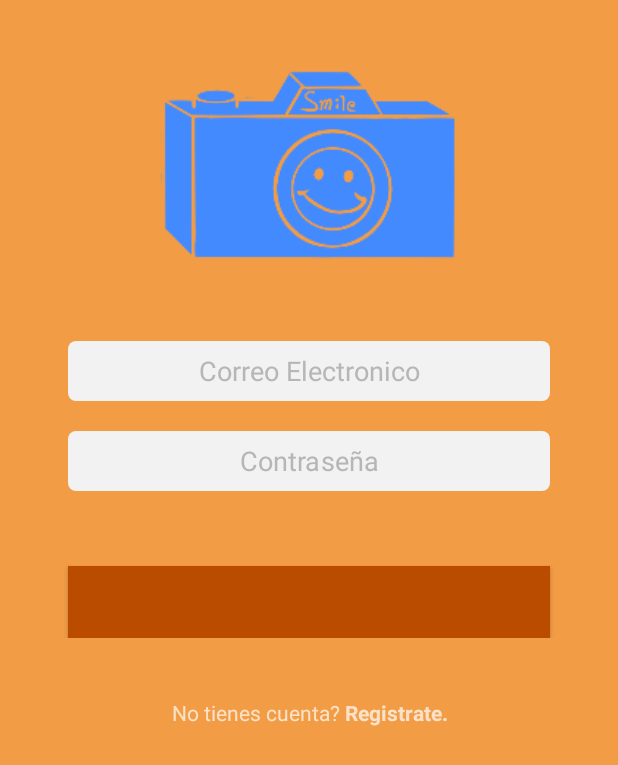
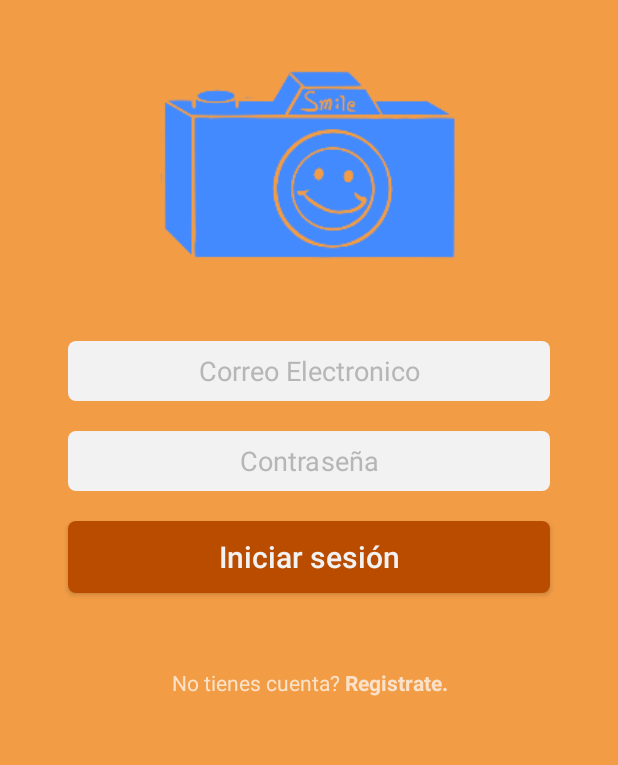
Before and after one commit to OscarOK/PhotoShare, an Android app: the screen it shows after launch (Login), on a phone screen of 412 x 824 dp. Shown: the top 765 px of the screen. Run offline under Robolectric (Android 15) with nearby library versions, the phone set to English and light mode, and no system bars.

Commit message:
Login Ready

```diff
--- a/app/src/main/res/drawable/btn_background.xml
+++ b/app/src/main/res/drawable/btn_background.xml
@@ -4,6 +4,8 @@
         <shape android:shape="rectangle">
             <corners android:radius="5dp"/>
             <size android:height="20dp"/>
+            <solid android:color="@color/colorPrimaryDark"/>
+
         </shape>
     </item>
 </selector>
--- a/app/src/main/res/layout/activity_login.xml
+++ b/app/src/main/res/layout/activity_login.xml
@@ -40,14 +40,13 @@
 
 
         <Button
+            style="@style/btn_style"
             android:layout_width="match_parent"
             android:layout_height="wrap_content"
+            android:layout_marginLeft="10dp"
             android:layout_marginRight="10dp"
-            android:layout_marginLeft="10dp"
             android:layout_marginTop="40dp"
-
-            android:background="@color/colorPrimaryDark"
-             />
+            android:text="@string/btnRegister" />
 
     </LinearLayout>
     <TextView
@@ -57,7 +56,8 @@
         android:layout_marginTop="40dp"
         android:layout_marginBottom="20dp"
         android:text="Register"
-
+        android:onClick="registerClick"
+        android:clickable="true"
         android:textAlignment="center" />
 
 
--- a/app/src/main/res/values/styles.xml
+++ b/app/src/main/res/values/styles.xml
@@ -31,7 +31,7 @@
         <item name="android:ems">10</item>
         <item name="android:layout_height">wrap_content</item>
         <item name="android:layout_width">match_parent</item>
-        <item name="android:textColor">@color/colorAccent</item>
+        <item name="android:textColor">@color/secondaryTextColor</item>
         <item name="android:layout_marginTop">20dp</item>
         <item name="android:textAllCaps">false</item>
         <item name="android:textSize">20sp</item>
```
Also changed, not shown: app/src/main/java/com/changos/photoshare/login/Login.java (+10 -0 lines).
